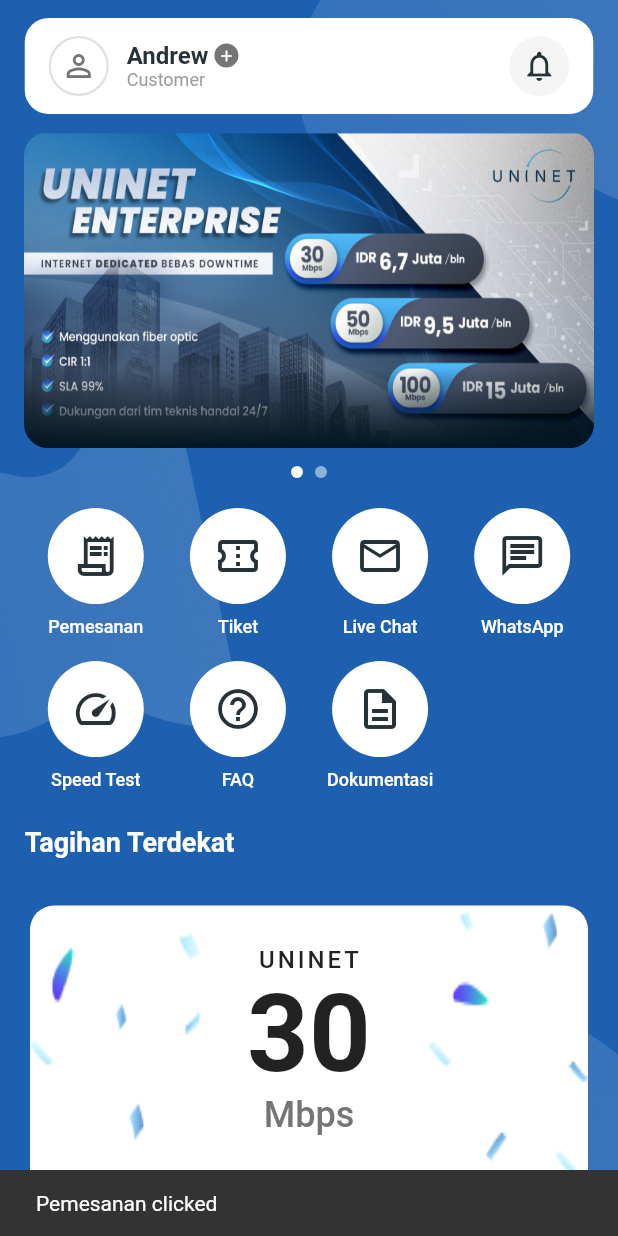
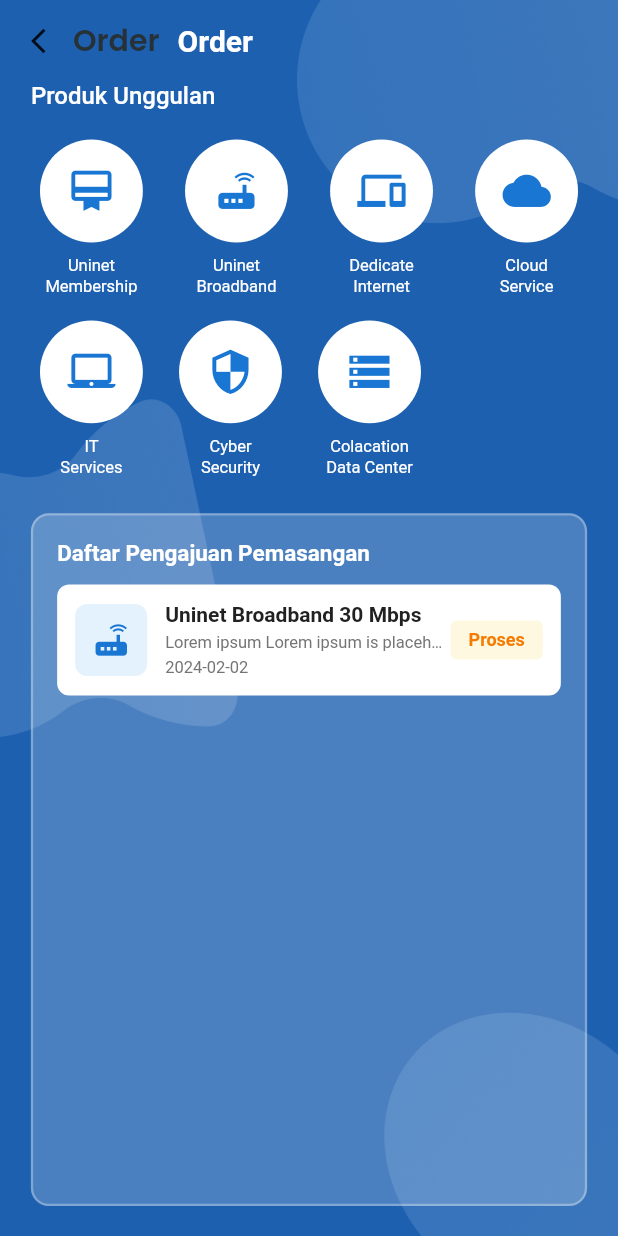
Before and after one commit to Mercuriallz/mobile-unapps, a Flutter app: the HomePage screen opened by its route, after a tap on "Pemesanan", on a phone screen of 412 x 824 dp. Run offline on Flutter 3.47's test engine with Material 3 defaults, Android fonts, the phone set to English and light mode, and no system bars; our stand-ins replace dio, equatable, flutter_bloc, flutter_secure_storage, go_router, google_fonts and 1 more; missing offline and left inert: flutter_secure_dotenv; accounts and stored records are empty; project files that could hold a hidden picture were left out.

Commit message:
feature: implement membership UI

```diff
--- a/lib/constant/route/app_router.dart
+++ b/lib/constant/route/app_router.dart
@@ -2,10 +2,12 @@
 import 'package:mobile_unapps/constant/bottom_bar/bottom_main.dart';
 import 'package:mobile_unapps/constant/on_boarding/on_boarding_screens.dart';
 import 'package:mobile_unapps/constant/splash/splash_page.dart';
-import 'package:mobile_unapps/presentation/auth/login_page.dart';
+import 'package:mobile_unapps/presentation/auth/login/login_page.dart';
 import 'package:mobile_unapps/presentation/auth/register/register_page.dart';
 import 'package:mobile_unapps/presentation/auth/register/set_password_page.dart';
 import 'package:mobile_unapps/presentation/home/home_page.dart';
+import 'package:mobile_unapps/presentation/order/membership/membership_page.dart';
+import 'package:mobile_unapps/presentation/order/order_initial_page.dart';
 
 
 final router = GoRouter(initialLocation: "/", routes: [
@@ -16,5 +18,7 @@
 GoRoute(path: '/register', builder: (context, state) => const RegisterPage()),
 GoRoute(path: '/register/set-password', builder: (context, state) => const SetPasswordPage()),
 GoRoute(path: '/main', builder: (context, state) => const HomePage()),
+GoRoute(path: '/order', builder: (context, state) => const OrderInitialPage()),
+GoRoute(path: '/order/membership', builder: (context, state) => const UninetMembershipPage()),
 
 ]);
--- a/lib/cubit/auth/login_cubit.dart
+++ b/lib/cubit/auth/login_cubit.dart
@@ -2,8 +2,8 @@
 import 'package:mobile_unapps/cubit/auth/login_state.dart';
 import 'package:mobile_unapps/helper/dio_service.dart';
 import 'package:mobile_unapps/helper/storage.dart';
-import 'package:mobile_unapps/model/login_model.dart';
-import 'package:mobile_unapps/model/login_request_model.dart';
+import 'package:mobile_unapps/model/login/login_model.dart';
+import 'package:mobile_unapps/model/login/login_request_model.dart';
 
 class LoginCubit extends Cubit<LoginState> {
   LoginCubit() : super(LoginInitial());
--- a/lib/presentation/auth/login_page.dart
+++ b/lib/presentation/auth/login/login_page.dart
@@ -5,7 +5,7 @@
 import "package:mobile_unapps/cubit/auth/login_cubit.dart";
 import "package:mobile_unapps/cubit/auth/login_state.dart";
 import "package:mobile_unapps/helper/storage.dart";
-import "package:mobile_unapps/model/login_request_model.dart";
+import "package:mobile_unapps/model/login/login_request_model.dart";
 import "package:mobile_unapps/widget/custom_text_field.dart";
 import "package:mobile_unapps/widget/loading.dart";
 
--- a/lib/presentation/home/home_page.dart
+++ b/lib/presentation/home/home_page.dart
@@ -1,4 +1,5 @@
 import "package:flutter/material.dart";
+import "package:go_router/go_router.dart";
 
 class HomePage extends StatefulWidget {
   const HomePage({super.key});
@@ -197,11 +198,7 @@
                           children: [
                             GestureDetector(
                               onTap: () {
-                                ScaffoldMessenger.of(context).showSnackBar(
-                                  const SnackBar(
-                                    content: Text("Pemesanan clicked"),
-                                  ),
-                                );
+                                context.push("/order")  ;
                               },
                               child: Column(
                                 children: [
--- /dev/null
+++ b/lib/presentation/order/order_initial_page.dart
@@ -0,0 +1,282 @@
+import 'package:flutter/material.dart';
+import 'package:go_router/go_router.dart';
+import 'package:mobile_unapps/presentation/order/order_item.dart';
+import 'package:mobile_unapps/widget/background_image.dart';
+import 'package:mobile_unapps/widget/custom_back_header.dart';
+
+class OrderInitialPage extends StatelessWidget {
+  const OrderInitialPage({super.key});
+
+  @override
+  Widget build(BuildContext context) {
+    final size = MediaQuery.of(context).size;
+    final padding = size.width * 0.05;
+
+    return Scaffold(
+      body: BackgroundImage(
+        imagePath: 'assets/images/backgrounds.png',
+        child: Stack(
+          children: [
+            SafeArea(
+              child: Column(
+                crossAxisAlignment: CrossAxisAlignment.start,
+                children: [
+                  // App Bar
+                  Padding(
+                    padding: EdgeInsets.symmetric(
+                      horizontal: padding,
+                      vertical: 12,
+                    ),
+                    child: Row(
+                      children: [
+                        CustomBackHeader(
+                          title: "Order",
+                          onBack: () {
+                            Navigator.pop(context);
+                          },
+                        ),
+                        const SizedBox(width: 12),
+                        const Text(
+                          "Order",
+                          style: TextStyle(
+                            color: Colors.white,
+                            fontSize: 20,
+                            fontWeight: FontWeight.w600,
+                          ),
+                        ),
+                      ],
+                    ),
+                  ),
+
+                  // Produk Unggulan
+                  Padding(
+                    padding: EdgeInsets.symmetric(horizontal: padding),
+                    child: const Text(
+                      "Produk Unggulan",
+                      style: TextStyle(
+                        color: Colors.white,
+                        fontSize: 16,
+                        fontWeight: FontWeight.w500,
+                      ),
+                    ),
+                  ),
+
+                  const SizedBox(height: 20),
+
+                  Padding(
+                    padding: EdgeInsets.symmetric(horizontal: padding),
+                    child: LayoutBuilder(
+                      builder: (context, constraints) {
+                        final itemWidth = (constraints.maxWidth - 48) / 4;
+                        return Column(
+                          children: [
+                            Row(
+                              mainAxisAlignment: MainAxisAlignment.spaceBetween,
+                              children: [
+
+                                ProductItem(
+                                  label: "Uninet\nMembership",
+                                  icon: Icons.card_membership,
+                                  size: itemWidth,
+                                  onTap: () {
+                                    context.push("/order/membership");
+                                  },
+                                ),
+
+                                ProductItem(
+                                  label: "Uninet\nBroadband",
+                                  icon: Icons.router,
+                                  size: itemWidth,
+                                  onTap: () {
+                                  },
+                                ),
+
+                                ProductItem(
+                                  label: "Dedicate\nInternet",
+                                  icon: Icons.devices,
+                                  size: itemWidth,
+                                  onTap: () {
+                                  },
+                                ),
+
+                                ProductItem(
+                                  label: "Cloud\nService",
+                                  icon: Icons.cloud,
+                                  size: itemWidth,
+                                  onTap: () {
+                                  },
+                                )
+                              ],
+                            ),
+                            const SizedBox(height: 16),
+                            Row(
+                              mainAxisAlignment: MainAxisAlignment.start,
+                              children: [
+
+                                ProductItem(
+                                  label: "IT\nServices",
+                                  icon: Icons.laptop_mac,
+                                  size: itemWidth,
+                                  onTap: () {
+                                  },
+                                ),
+                                SizedBox(
+                                  width:
+                                      (constraints.maxWidth - itemWidth * 4) /
+                                      4,
+                                ),
+
+                                ProductItem(
+                                  label: "Cyber\nSecurity",
+                                  icon: Icons.security,
+                                  size: itemWidth,
+                                  onTap: () {
+                                  },
+                                ),
+                                SizedBox(
+                                  width:
+                                      (constraints.maxWidth - itemWidth * 4) /
+                                      4,
+                                ),
+
+                                ProductItem(
+                                  label: "Colacation\nData Center",
+                                  icon: Icons.storage,
+                                  size: itemWidth,
+                                  onTap: () {
+                                  },
+                                )
+                              ],
+                            ),
+                          ],
+                        );
+                      },
+                    ),
+                  ),
+
+                  const SizedBox(height: 24),
+
+                  // Daftar Pengajuan Section
+                  Expanded(
+                    child: Container(
+                      margin: EdgeInsets.symmetric(horizontal: padding),
+                      padding: const EdgeInsets.all(16),
+                      decoration: BoxDecoration(
+                        color: const Color(0x33FFFFFF),
+                        borderRadius: BorderRadius.circular(12),
+                        border: Border.all(
+                          color: Colors.white.withAlpha(77),
+                          width: 1.5,
+                        ),
+                      ),
+                      child: Column(
+                        crossAxisAlignment: CrossAxisAlignment.start,
+                        children: [
+                          const Text(
+                            "Daftar Pengajuan Pemasangan",
+                            style: TextStyle(
+                              color: Colors.white,
+                              fontSize: 15,
+                              fontWeight: FontWeight.w600,
+                            ),
+                          ),
+                          const SizedBox(height: 12),
+
+                          // Order Card
+                          Container(
+                            padding: const EdgeInsets.all(12),
+                            decoration: BoxDecoration(
+                              color: Colors.white,
+                              borderRadius: BorderRadius.circular(8),
+                            ),
+                            child: Row(
+                              children: [
+                                // Icon
+                                Container(
+                                  width: 48,
+                                  height: 48,
+                                  decoration: BoxDecoration(
+                                    color: const Color(0xFFE3F2FD),
+                                    borderRadius: BorderRadius.circular(8),
+                                  ),
+                                  child: const Icon(
+                                    Icons.router,
+                                    color: Color(0xFF1976D2),
+                                    size: 28,
+                                  ),
+                                ),
+                                const SizedBox(width: 12),
+
+                                // Text Content
+                                Expanded(
+                                  child: Column(
+                                    crossAxisAlignment:
+                                        CrossAxisAlignment.start,
+                                    children: [
+                                      const Text(
+                                        "Uninet Broadband 30 Mbps",
+                                        style: TextStyle(
+                                          color: Color(0xFF212121),
+                                          fontSize: 14,
+                                          fontWeight: FontWeight.w600,
+                                        ),
+                                      ),
+                                      const SizedBox(height: 4),
+                                      Text(
+                                        "Lorem ipsum Lorem ipsum is placeholder",
+                                        style: TextStyle(
+                                          color: Colors.grey[600],
+                                          fontSize: 11,
+                                        ),
+                                        maxLines: 1,
+                                        overflow: TextOverflow.ellipsis,
+                                      ),
+                                      const SizedBox(height: 4),
+                                      const Text(
+                                        "2024-02-02",
+                                        style: TextStyle(
+                                          color: Color(0xFF757575),
+                                          fontSize: 11,
+                                        ),
+                                      ),
+                                    ],
+                                  ),
+                                ),
+
+                                // Status Badge
+                                Container(
+                                  padding: const EdgeInsets.symmetric(
+                                    horizontal: 12,
+                                    vertical: 6,
+                                  ),
+                                  decoration: BoxDecoration(
+                                    color: const Color(0xFFFFF8E1),
+                                    borderRadius: BorderRadius.circular(4),
+                                  ),
+                                  child: const Text(
+                                    "Proses",
+                                    style: TextStyle(
+                                      color: Color(0xFFF57C00),
+                                      fontSize: 12,
+                                      fontWeight: FontWeight.w600,
+                                    ),
+                                  ),
+                                ),
+                              ],
+                            ),
+                          ),
+                        ],
+                      ),
+                    ),
+                  ),
+
+                  const SizedBox(height: 20),
+                ],
+              ),
+            ),
+          ],
+        ),
+      ),
+    );
+  }
+ }
--- /dev/null
+++ b/lib/presentation/order/order_item.dart
@@ -0,0 +1,53 @@
+import 'package:flutter/material.dart';
+
+class ProductItem extends StatelessWidget {
+  final String label;
+  final IconData icon;
+  final double size;
+  final VoidCallback onTap;
+
+  const ProductItem({
+    super.key,
+    required this.label,
+    required this.icon,
+    required this.size,
+    required this.onTap,
+  });
+
+  @override
+  Widget build(BuildContext context) {
+    return SizedBox(
+      width: size,
+      child: Column(
+        children: [
+          GestureDetector(
+            onTap: onTap,
+            child: Container(
+              width: size * 0.85,
+              height: size * 0.85,
+              decoration: const BoxDecoration(
+                color: Colors.white,
+                shape: BoxShape.circle,
+              ),
+              child: Icon(
+                icon,
+                color: const Color(0xFF1976D2),
+                size: size * 0.4,
+              ),
+            ),
+          ),
+          const SizedBox(height: 8),
+          Text(
+            label,
+            textAlign: TextAlign.center,
+            style: const TextStyle(
+              color: Colors.white,
+              fontSize: 11,
+              height: 1.3,
+            ),
+          ),
+        ],
+      ),
+    );
+  }
+}
--- /dev/null
+++ b/lib/widget/background_image.dart
@@ -0,0 +1,27 @@
+import 'package:flutter/material.dart';
+
+class BackgroundImage extends StatelessWidget {
+  final String imagePath;
+  final Widget? child;
+
+  const BackgroundImage({
+    super.key,
+    required this.imagePath,
+    this.child,
+  });
+
+  @override
+  Widget build(BuildContext context) {
+    return Stack(
+      children: [
+        Positioned.fill(
+          child: Image.asset(
+            imagePath,
+            fit: BoxFit.cover,
+          ),
+        ),
+        if (child != null) child!,
+      ],
+    );
+  }
+}
```
Also changed, not shown: lib/presentation/order/membership/membership_card.dart (added, +163 -0 lines), lib/presentation/order/membership/membership_page.dart (added, +202 -0 lines), lib/model/login/login_model.dart (renamed from lib/model/login_model.dart), lib/model/login/login_request_model.dart (renamed from lib/model/login_request_model.dart).
